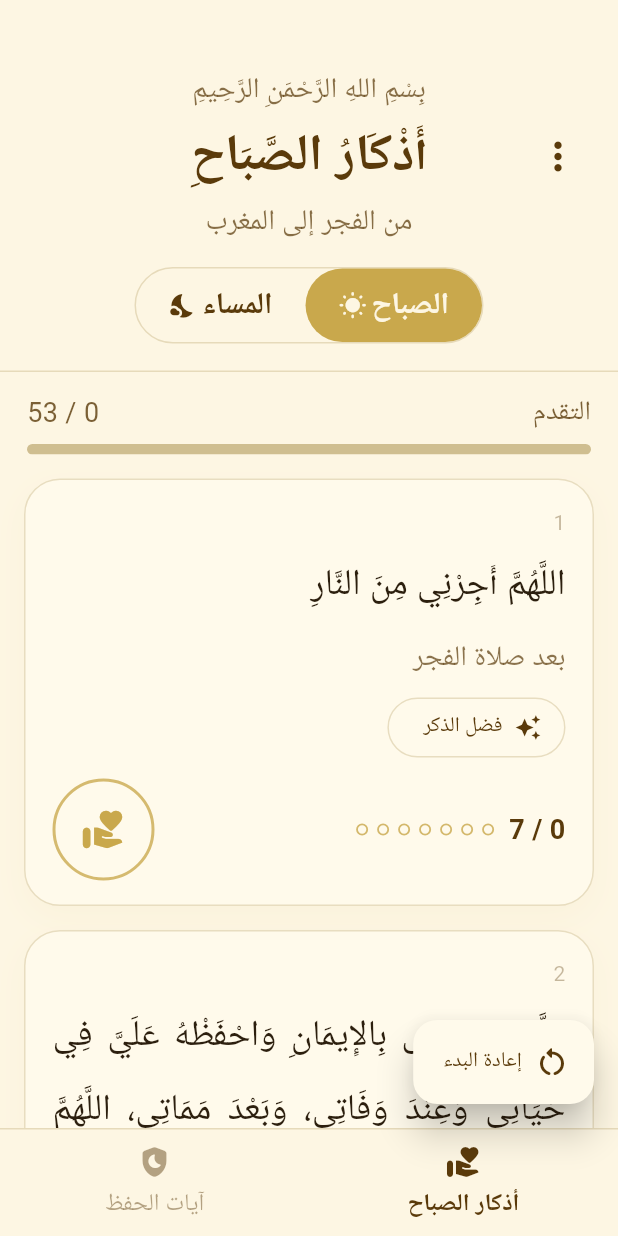
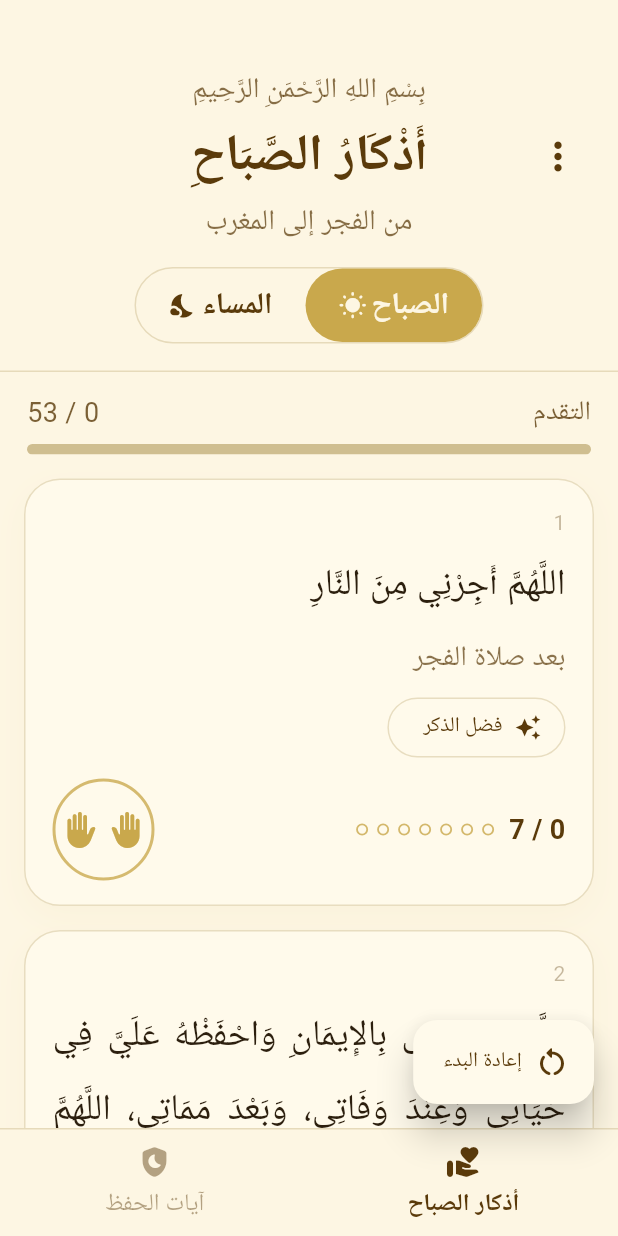
Before and after one commit to MSaeedN7/azkar-web, a Flutter app: the screen it shows after launch, on a phone screen of 412 x 824 dp. Run offline on Flutter 3.47's test engine with Material 3 defaults, Android fonts, the phone set to English and light mode, and no system bars; our stand-ins replace flutter_local_notifications, flutter_timezone, geolocator, google_fonts, shared_preferences, timezone and 1 more; missing offline and left inert: workmanager; Roboto replaces fonts that are missing (Amiri); statements that could not run were skipped.

Commit message:
Refine prayer icon and loader

```diff
--- a/lib/main.dart
+++ b/lib/main.dart
@@ -1537,7 +1537,31 @@ class _AzkarHomePageState extends State<AzkarHomePage> {
           child: done
               ? const Icon(Icons.check_rounded,
                   color: Color(0xFF4CAF50), size: 30)
-              : Icon(Icons.volunteer_activism_rounded, color: colors.accent, size: 30),
+              : Row(
+                  mainAxisSize: MainAxisSize.min,
+                  children: [
+                    Transform.translate(
+                      offset: const Offset(3, 0),
+                      child: Icon(
+                        Icons.back_hand_rounded,
+                        color: colors.accent,
+                        size: 24,
+                      ),
+                    ),
+                    Transform(
+                      alignment: Alignment.center,
+                      transform: Matrix4.identity()..scaleByDouble(-1.0, 1.0, 1.0, 1.0),
+                      child: Transform.translate(
+                        offset: const Offset(3, 0),
+                        child: Icon(
+                          Icons.back_hand_rounded,
+                          color: colors.accent,
+                          size: 24,
+                        ),
+                      ),
+                    ),
+                  ],
+                ),
         ),
       ),
     );
```
Also changed, not shown: 1 other file.
